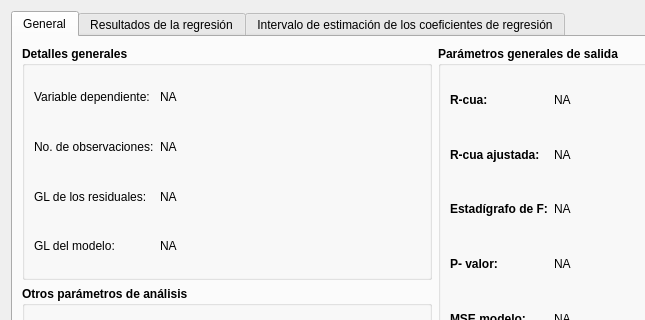
Qt form view/ui/widget_regress_model_result.ui (vasha54/apm) before a commit; both pictures show x 0 to 645 and y 0 to 320 of the 869 by 541 pixel window.
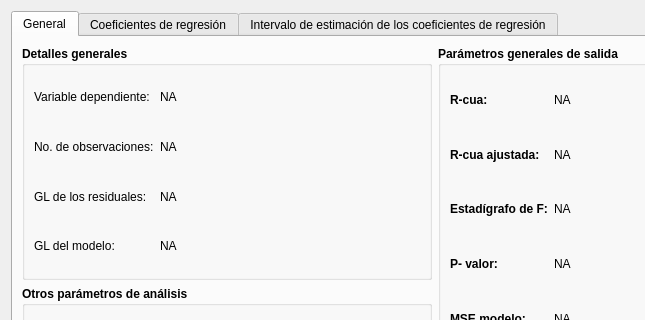
The same form after that commit.

```diff
--- a/view/ui/widget_regress_model_result.ui
+++ b/view/ui/widget_regress_model_result.ui
@@ -490,7 +490,7 @@
      </widget>
      <widget class="QWidget" name="tabResultRegress">
       <attribute name="title">
-       <string>Resultados de la regresión</string>
+       <string>Coeficientes de regresión</string>
       </attribute>
       <layout class="QVBoxLayout" name="verticalLayout">
        <item>
```
